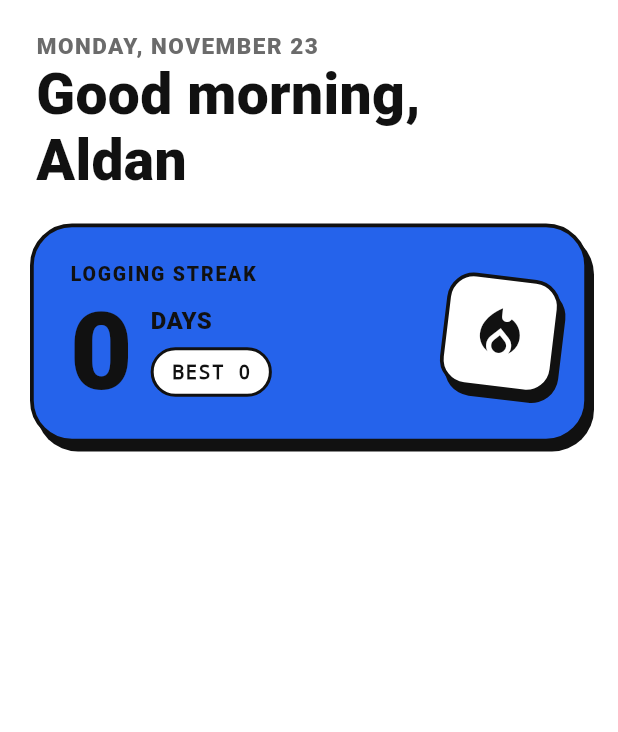
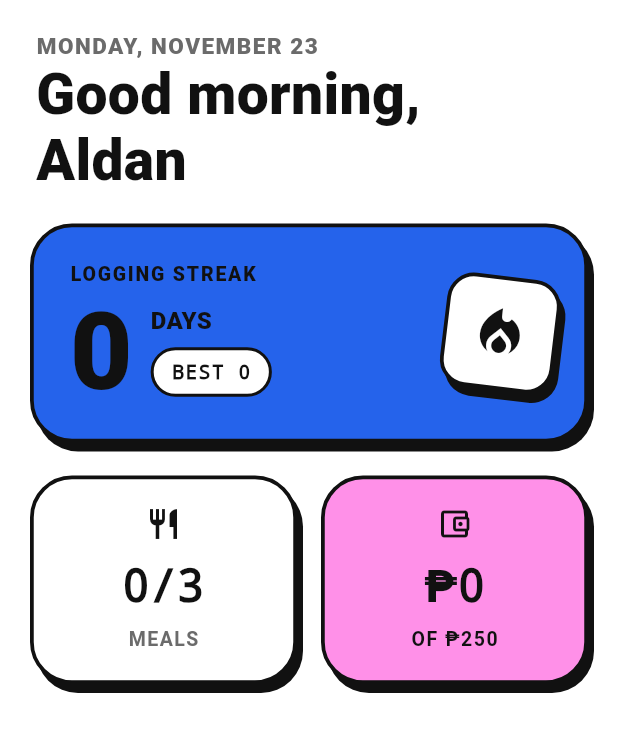
Before and after one commit to aldanjosephcarlomahinay24-collab/nutritrack-app, a Flutter app: the TodayScreen widget shown alone on an empty page, opened directly with empty values, on a phone screen of 412 x 824 dp. Shown: the top 732 px of the screen. Run offline on Flutter 3.47's test engine with Material 3 defaults, Android fonts, the phone set to English and light mode, and no system bars.

Commit message:
Add meals and spent tiles (Rein's part)

```diff
--- a/lib/screens/today_screen.dart
+++ b/lib/screens/today_screen.dart
@@ -41,6 +41,8 @@ class TodayScreen extends StatelessWidget {
     return ListenableBuilder(
       listenable: store,
       builder: (context, _) {
+        final totals = store.today;
+        final meals = store.todayMeals;
         final streak = store.currentStreak;
         final best = store.bestStreak;
         return ListView(
@@ -51,6 +53,27 @@ class TodayScreen extends StatelessWidget {
               title: '${store.greeting},\n${store.userName}',
             ),
             _StreakCard(streak: streak, best: best),
+            const SizedBox(height: 22),
+            Row(
+              children: [
+                Expanded(
+                  child: StatCard(
+                    icon: Icons.restaurant,
+                    value: '${meals.length}/3',
+                    label: 'Meals',
+                  ),
+                ),
+                const SizedBox(width: 16),
+                Expanded(
+                  child: StatCard(
+                    icon: Icons.account_balance_wallet_outlined,
+                    value: peso(totals.cost),
+                    label: 'of ${peso(store.dailyBudget)}',
+                    color: AppColors.pink,
+                  ),
+                ),
+              ],
+            ),
           ],
         );
       },
```
